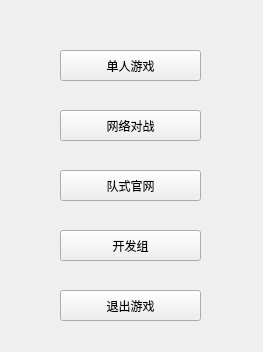
Qt form Main_window/part_beginMenu.ui (lindexWindy/ds15UI) before a commit.
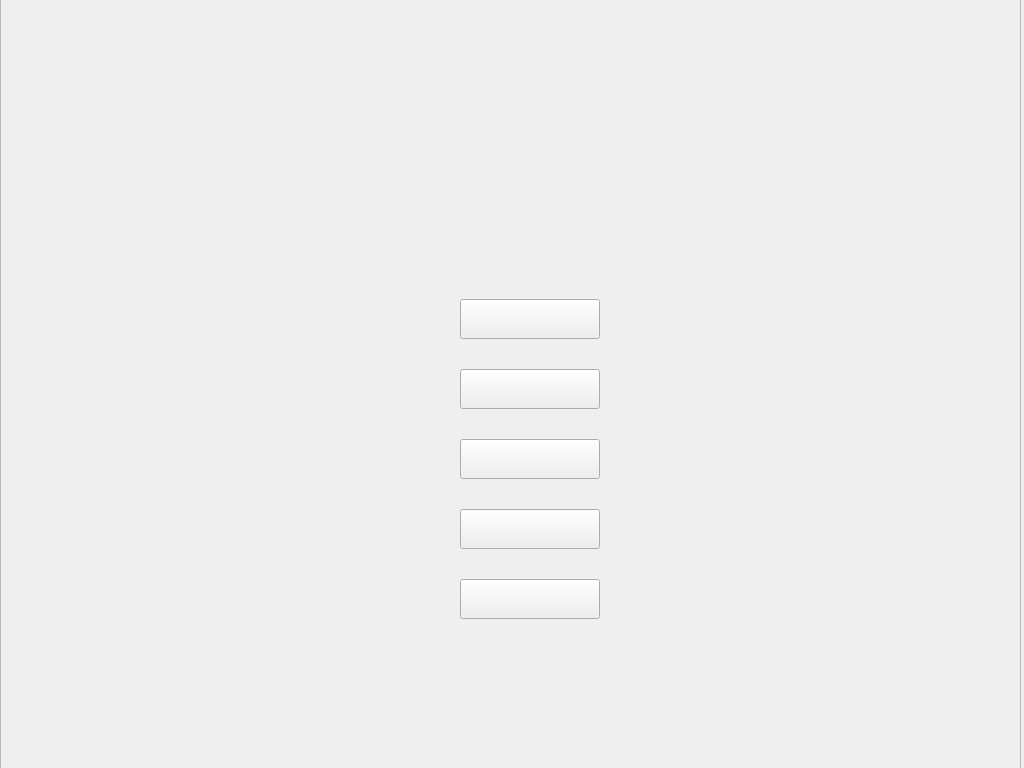
The same form after that commit.

What changed in the file:
```diff
--- a/Main_window/part_beginMenu.ui
+++ b/Main_window/part_beginMenu.ui
@@ -6,77 +6,93 @@
    <rect>
     <x>0</x>
     <y>0</y>
-    <width>263</width>
-    <height>352</height>
+    <width>1024</width>
+    <height>768</height>
    </rect>
   </property>
   <property name="windowTitle">
    <string>Form</string>
   </property>
+  <widget class="QFrame" name="frame">
+   <property name="geometry">
+    <rect>
+     <x>0</x>
+     <y>-1</y>
+     <width>1021</width>
+     <height>771</height>
+    </rect>
+   </property>
+   <property name="frameShape">
+    <enum>QFrame::StyledPanel</enum>
+   </property>
+   <property name="frameShadow">
+    <enum>QFrame::Raised</enum>
+   </property>
   <widget class="QPushButton" name="singleGameButton">
    <property name="geometry">
     <rect>
-     <x>60</x>
-     <y>50</y>
-     <width>141</width>
-     <height>31</height>
+      <x>460</x>
+      <y>300</y>
+      <width>140</width>
+      <height>40</height>
     </rect>
    </property>
    <property name="text">
-    <string>单人游戏</string>
+     <string/>
    </property>
   </widget>
   <widget class="QPushButton" name="webGameButton">
    <property name="geometry">
     <rect>
-     <x>60</x>
-     <y>110</y>
-     <width>141</width>
-     <height>31</height>
+      <x>460</x>
+      <y>370</y>
+      <width>140</width>
+      <height>40</height>
     </rect>
    </property>
    <property name="text">
-    <string>网络对战</string>
+     <string/>
    </property>
   </widget>
   <widget class="QPushButton" name="websiteButton">
    <property name="geometry">
     <rect>
-     <x>60</x>
-     <y>170</y>
-     <width>141</width>
-     <height>31</height>
+      <x>460</x>
+      <y>440</y>
+      <width>140</width>
+      <height>40</height>
     </rect>
    </property>
    <property name="text">
-    <string>队式官网</string>
+     <string/>
    </property>
   </widget>
   <widget class="QPushButton" name="teamButton">
    <property name="geometry">
     <rect>
-     <x>60</x>
-     <y>230</y>
-     <width>141</width>
-     <height>31</height>
+      <x>460</x>
+      <y>510</y>
+      <width>140</width>
+      <height>40</height>
     </rect>
    </property>
    <property name="text">
-    <string>开发组</string>
+     <string/>
    </property>
   </widget>
   <widget class="QPushButton" name="exitGameButton">
    <property name="geometry">
     <rect>
-     <x>60</x>
-     <y>290</y>
-     <width>141</width>
-     <height>31</height>
+      <x>460</x>
+      <y>580</y>
+      <width>140</width>
+      <height>40</height>
     </rect>
    </property>
    <property name="text">
-    <string>退出游戏</string>
-   </property>
+     <string/>
+    </property>
+   </widget>
   </widget>
  </widget>
  <resources/>
```
Lines whose indentation alone changed are shown as unchanged.
